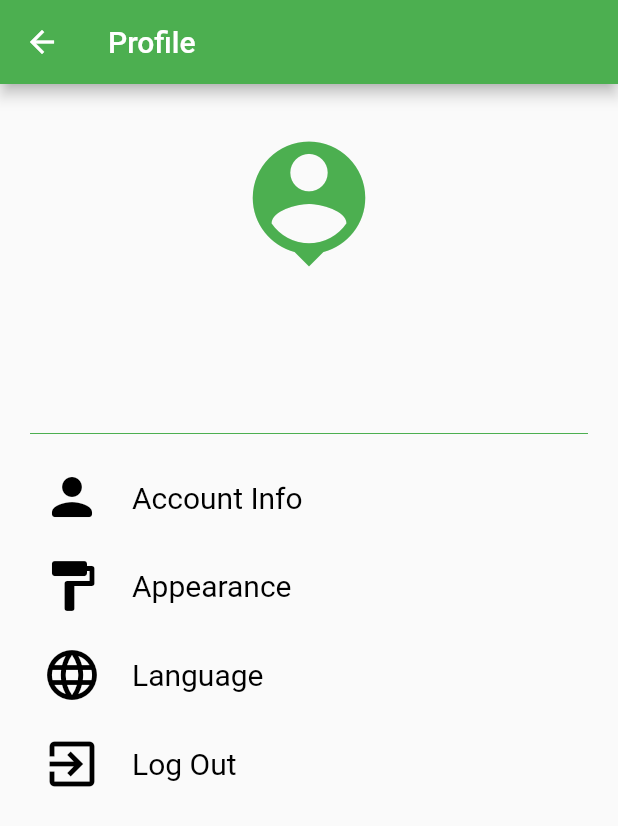
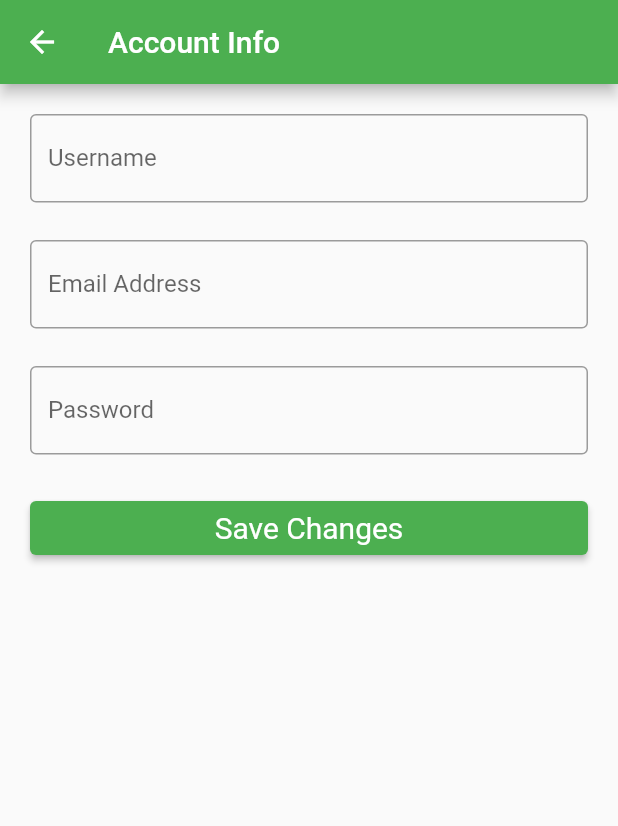
Before and after one commit to Erkebulan-Akhmediya/expense_tracker, a Flutter app: the Profile screen opened directly, after a tap on "Account Info", on a phone screen of 412 x 824 dp. Shown: the top 826 px of the screen. Run offline on Flutter 3.47's test engine with Material 2 defaults, Android fonts, the phone set to English and light mode, and no system bars; our stand-ins replace cloud_firestore, firebase_auth, firebase_core, fl_chart, get, google_fonts and 1 more; accounts and stored records are empty; network calls fail.

Commit message:
account info

```diff
--- a/lib/views/auth/sign_in.dart
+++ b/lib/views/auth/sign_in.dart
@@ -80,6 +80,7 @@ class _SignInState extends State<SignIn> {
                   ),
                 ),
                 TextField(
+                  obscureText: true,
                   controller: _passwordController,
                   decoration: InputDecoration(
                     prefixIcon: const Icon(Icons.lock_outline_rounded),
--- a/lib/views/auth/sign_up.dart
+++ b/lib/views/auth/sign_up.dart
@@ -105,6 +105,7 @@ class _SignUpState extends State<SignUp> {
                   ),
                 ),
                 TextField(
+                  obscureText: true,
                   controller: _passwordController,
                   decoration: InputDecoration(
                     prefixIcon: const Icon(Icons.lock_outline_rounded),
@@ -113,6 +114,7 @@ class _SignUpState extends State<SignUp> {
                   ),
                 ),
                 TextField(
+                  obscureText: true,
                   controller: _passwordVerificationController,
                   decoration: InputDecoration(
                     prefixIcon: const Icon(Icons.lock_outline_rounded),
--- /dev/null
+++ b/lib/views/profile/account_info.dart
@@ -0,0 +1,61 @@
+import 'package:flutter/material.dart';
+
+class AccountInfo extends StatelessWidget {
+  AccountInfo({super.key});
+
+  final TextEditingController _username = TextEditingController();
+  final TextEditingController _email = TextEditingController();
+  final TextEditingController _password = TextEditingController();
+
+  @override
+  Widget build(BuildContext context) {
+    return Scaffold(
+      appBar: AppBar(
+        title: const Text('Account Info'),
+      ),
+      body: Padding(
+        padding: const EdgeInsets.all(20.0),
+        child: SizedBox(
+          height: 300,
+          child: Column(
+            mainAxisAlignment: MainAxisAlignment.spaceBetween,
+            children: <Widget>[
+              TextField(
+                controller: _username,
+                decoration: const InputDecoration(
+                  border: OutlineInputBorder(),
+                  labelText: 'Username',
+                ),
+              ),
+              TextField(
+                controller: _email,
+                decoration: const InputDecoration(
+                  border: OutlineInputBorder(),
+                  labelText: 'Email Address',
+                ),
+              ),
+              TextField(
+                controller: _password,
+                decoration: const InputDecoration(
+                  border: OutlineInputBorder(),
+                  labelText: 'Password',
+                ),
+              ),
+              Row(
+                children: <Widget>[
+                  Expanded(
+                    child: ElevatedButton(
+                      onPressed: () {},
+                      child: const Text('Save Changes'),
+                    ),
+                  ),
+                ],
+              ),
+            ],
+          ),
+        ),
+      ),
+    );
+  }
+
+}
--- a/lib/views/profile/options.dart
+++ b/lib/views/profile/options.dart
@@ -1,3 +1,4 @@
+import 'package:expense_tracker/views/profile/account_info.dart';
 import 'package:expense_tracker/views/profile/appearance.dart';
 import 'package:expense_tracker/views/profile/language.dart';
 import 'package:flutter/material.dart';
@@ -17,7 +18,13 @@ class Options extends StatelessWidget {
         Container(
           margin: const EdgeInsets.only(bottom: 10.0, top: 10.0),
           child: TextButton(
-            onPressed: () {},
+            onPressed: () {
+              Navigator.of(context).push(
+                MaterialPageRoute(
+                  builder: (BuildContext context) => AccountInfo(),
+                ),
+              );
+            },
             child: Row(
               children: <Widget>[
                 Container(
```
